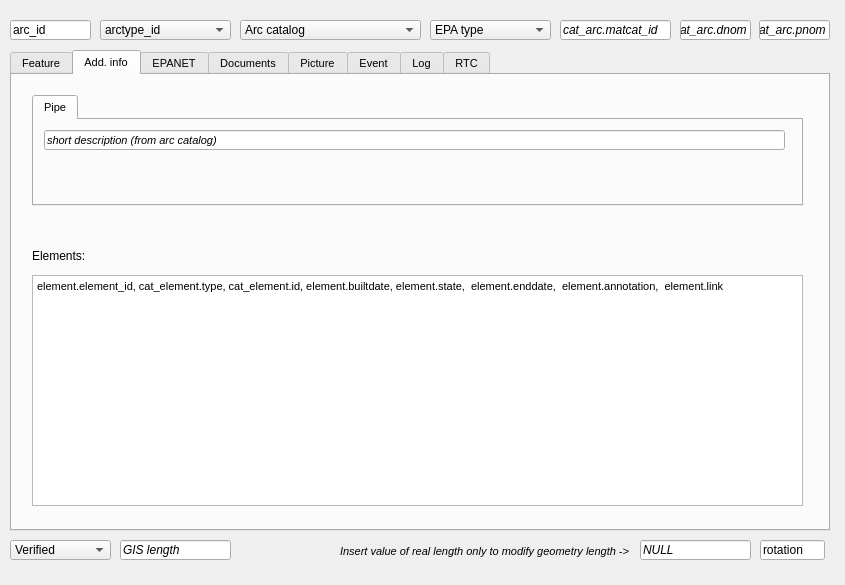
Above: ui/ws_arc.ui from Giswater/giswater_qgis_plugin before the change. Below: the same form after it.
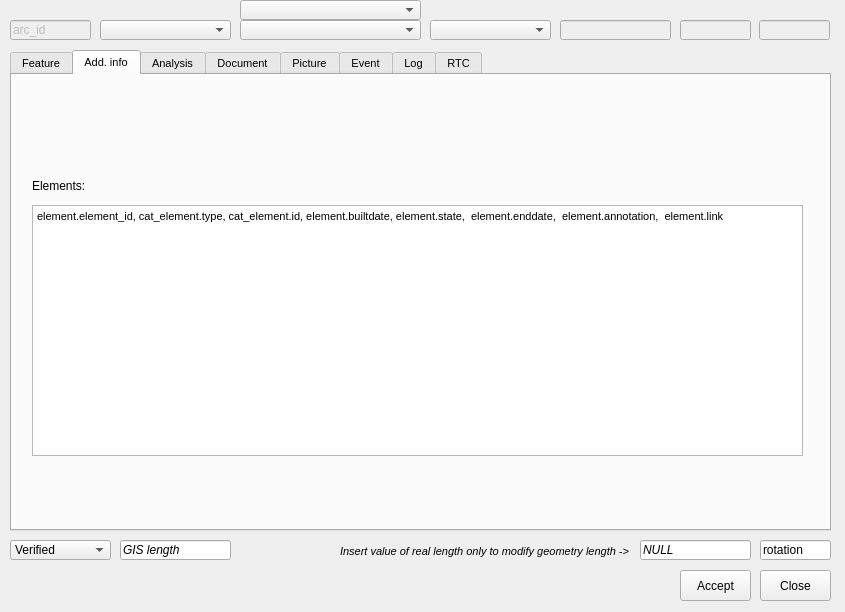
That is the form after the change. The open tabs and pages were chosen to show the change.

Commit message: #12 Add superclass to manage common config in 'arc' & 'node' Add 'arc' custom init form Update widget names in 'arc' form

```diff
--- a/ui/ws_arc.ui
+++ b/ui/ws_arc.ui
@@ -7,7 +7,7 @@
     <x>0</x>
     <y>0</y>
     <width>845</width>
-    <height>585</height>
+    <height>612</height>
    </rect>
   </property>
   <property name="minimumSize">
@@ -19,7 +19,7 @@
   <property name="maximumSize">
    <size>
     <width>845</width>
-    <height>585</height>
+    <height>615</height>
    </size>
   </property>
   <property name="windowTitle">
@@ -33,7 +33,7 @@
     <rect>
      <x>10</x>
      <y>50</y>
-     <width>820</width>
+     <width>821</width>
      <height>481</height>
     </rect>
    </property>
@@ -1024,49 +1024,13 @@
     <attribute name="title">
      <string>Add. info</string>
     </attribute>
-    <widget class="QTabWidget" name="label_management">
-     <property name="geometry">
-      <rect>
-       <x>20</x>
-       <y>20</y>
-       <width>771</width>
-       <height>111</height>
-      </rect>
-     </property>
-     <property name="currentIndex">
-      <number>0</number>
-     </property>
-     <widget class="QWidget" name="tab_13">
-      <attribute name="title">
-       <string>Pipe</string>
-      </attribute>
-      <widget class="QLineEdit" name="cat_arc_descript">
-       <property name="geometry">
-        <rect>
-         <x>10</x>
-         <y>10</y>
-         <width>741</width>
-         <height>20</height>
-        </rect>
-       </property>
-       <property name="font">
-        <font>
-         <italic>true</italic>
-        </font>
-       </property>
-       <property name="text">
-        <string>short description (from arc catalog)</string>
-       </property>
-      </widget>
-     </widget>
-    </widget>
     <widget class="QTextEdit" name="element">
      <property name="geometry">
       <rect>
        <x>20</x>
-       <y>200</y>
+       <y>130</y>
        <width>771</width>
-       <height>231</height>
+       <height>251</height>
       </rect>
      </property>
      <property name="html">
@@ -1081,7 +1045,7 @@
      <property name="geometry">
       <rect>
        <x>20</x>
-       <y>170</y>
+       <y>100</y>
        <width>90</width>
        <height>22</height>
       </rect>
@@ -1116,7 +1080,7 @@
    </widget>
    <widget class="QWidget" name="tab_9">
     <attribute name="title">
-     <string>EPANET</string>
+     <string>Analysis</string>
     </attribute>
     <widget class="QTabWidget" name="Junction">
      <property name="geometry">
@@ -1733,7 +1697,7 @@
    </widget>
    <widget class="QWidget" name="tab_17">
     <attribute name="title">
-     <string>Documents</string>
+     <string>Document</string>
     </attribute>
     <widget class="QLabel" name="label_cat_doc_type">
      <property name="geometry">
@@ -2817,7 +2781,10 @@
     </widget>
    </widget>
   </widget>
-  <widget class="QLineEdit" name="arc_arc_id">
+  <widget class="QLineEdit" name="arc_id">
+   <property name="enabled">
+    <bool>false</bool>
+   </property>
    <property name="geometry">
     <rect>
      <x>10</x>
@@ -2835,7 +2802,7 @@
     <rect>
      <x>760</x>
      <y>540</y>
-     <width>65</width>
+     <width>71</width>
      <height>20</height>
     </rect>
    </property>
@@ -2847,18 +2814,16 @@
    <property name="geometry">
     <rect>
      <x>240</x>
-     <y>20</y>
+     <y>0</y>
      <width>181</width>
      <height>20</height>
     </rect>
    </property>
-   <item>
-    <property name="text">
-     <string>Arc catalog</string>
-    </property>
-   </item>
   </widget>
-  <widget class="QLineEdit" name="cat_arc_pnom">
+  <widget class="QLineEdit" name="cat_pnom">
+   <property name="enabled">
+    <bool>false</bool>
+   </property>
    <property name="geometry">
     <rect>
      <x>759</x>
@@ -2873,7 +2838,7 @@
     </font>
    </property>
    <property name="text">
-    <string>cat_arc.pnom</string>
+    <string/>
    </property>
   </widget>
   <widget class="QLineEdit" name="v_edit_arc_gis_length">
@@ -2949,7 +2914,10 @@
     <number>3</number>
    </property>
   </widget>
-  <widget class="QLineEdit" name="cat_arc_dnom">
+  <widget class="QLineEdit" name="cat_dnom">
+   <property name="enabled">
+    <bool>false</bool>
+   </property>
    <property name="geometry">
     <rect>
      <x>680</x>
@@ -2964,10 +2932,13 @@
     </font>
    </property>
    <property name="text">
-    <string>cat_arc.dnom</string>
+    <string/>
    </property>
   </widget>
-  <widget class="QLineEdit" name="cat_arc_matcat_id">
+  <widget class="QLineEdit" name="cat_matcat_id">
+   <property name="enabled">
+    <bool>false</bool>
+   </property>
    <property name="geometry">
     <rect>
      <x>560</x>
@@ -2982,7 +2953,7 @@
     </font>
    </property>
    <property name="text">
-    <string>cat_arc.matcat_id</string>
+    <string/>
    </property>
   </widget>
   <widget class="QComboBox" name="v_edit_arc_epa_type">
@@ -2994,11 +2965,6 @@
      <height>20</height>
     </rect>
    </property>
-   <item>
-    <property name="text">
-     <string>EPA type</string>
-    </property>
-   </item>
   </widget>
   <widget class="QComboBox" name="arc_verified">
    <property name="geometry">
@@ -3024,11 +2990,42 @@
      <height>20</height>
     </rect>
    </property>
-   <item>
-    <property name="text">
-     <string>arctype_id</string>
-    </property>
-   </item>
+  </widget>
+  <widget class="QComboBox" name="arccat_id_dummy">
+   <property name="geometry">
+    <rect>
+     <x>240</x>
+     <y>20</y>
+     <width>181</width>
+     <height>20</height>
+    </rect>
+   </property>
+  </widget>
+  <widget class="QPushButton" name="btn_accept">
+   <property name="geometry">
+    <rect>
+     <x>680</x>
+     <y>570</y>
+     <width>71</width>
+     <height>31</height>
+    </rect>
+   </property>
+   <property name="text">
+    <string>Accept</string>
+   </property>
+  </widget>
+  <widget class="QPushButton" name="btn_close">
+   <property name="geometry">
+    <rect>
+     <x>760</x>
+     <y>570</y>
+     <width>71</width>
+     <height>31</height>
+    </rect>
+   </property>
+   <property name="text">
+    <string>Close</string>
+   </property>
   </widget>
  </widget>
  <resources/>
```
Left out of the diff: 77 changed lines with no effect on the pictures. The commit also changes 6 other files.
